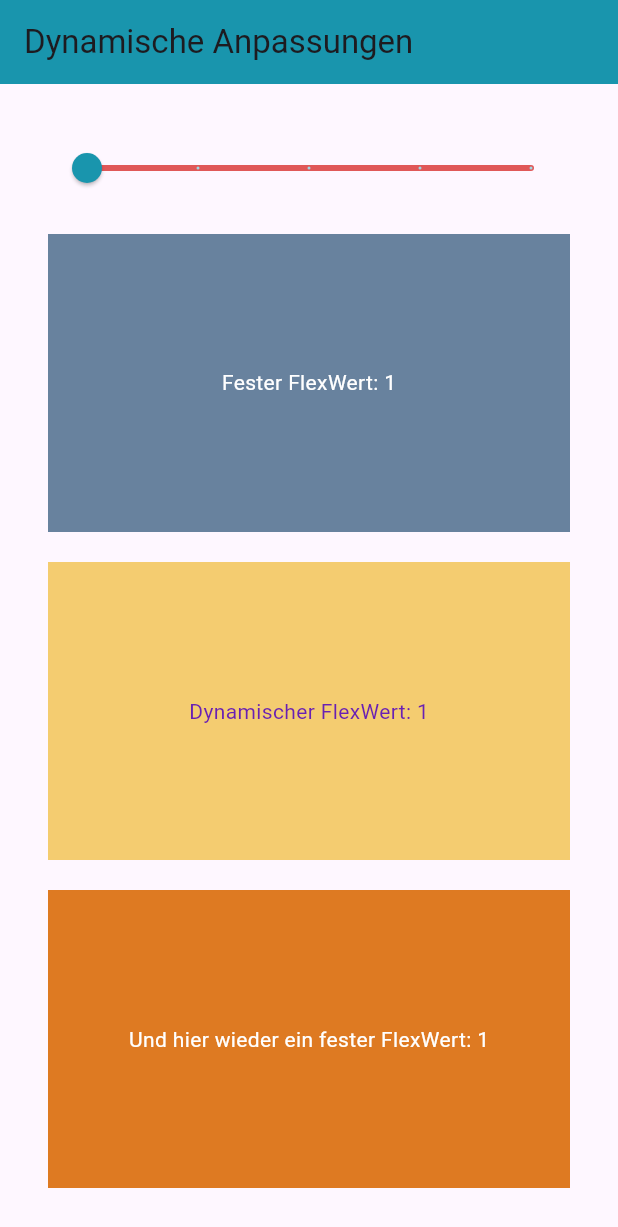
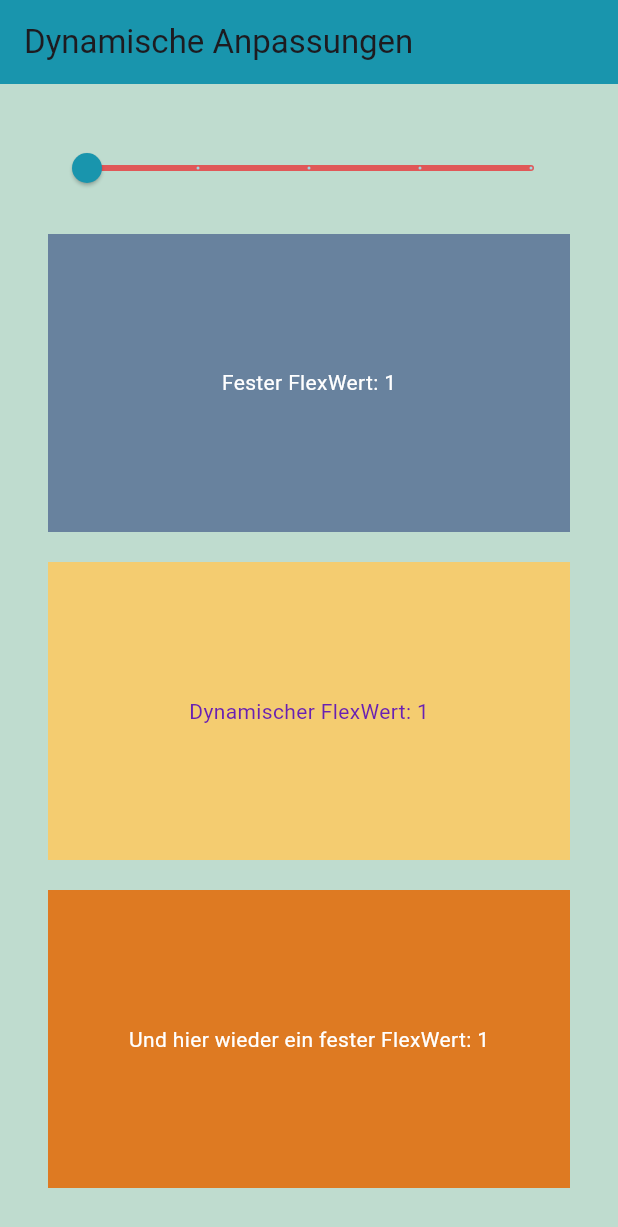
Before and after one commit to Miguele73/widgets_bonus, a Flutter app: the screen it shows after launch, on a phone screen of 412 x 824 dp. Shown: the top 1227 px of the screen. Run offline on Flutter 3.47's test engine with Material 3 defaults, Android fonts, the phone set to English and light mode, and no system bars.

Commit message:
Scaffold Background

```diff
--- a/lib/main.dart
+++ b/lib/main.dart
@@ -29,6 +29,7 @@ class _DynamicAreasScreenState extends State<DynamicAreasScreen> {
   @override
   Widget build(BuildContext context) {
     return Scaffold(
+      backgroundColor: const Color(0xFFBFDCCF),
       appBar: AppBar(
         title: const Text('Dynamische Anpassungen'),
         backgroundColor: Color(0xFF1995AD),
```
